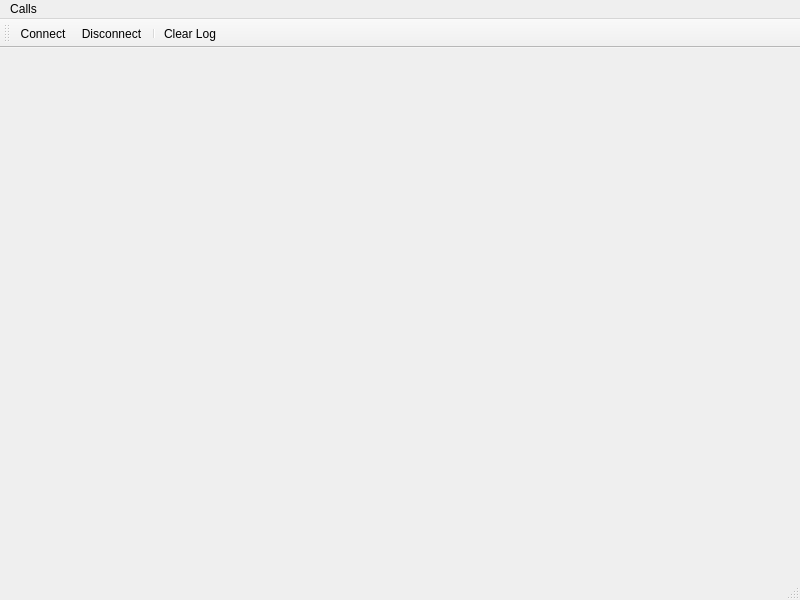
Old version of the form src/main/cannabus_control.ui in the repository Clever0ne/CannabusControl.
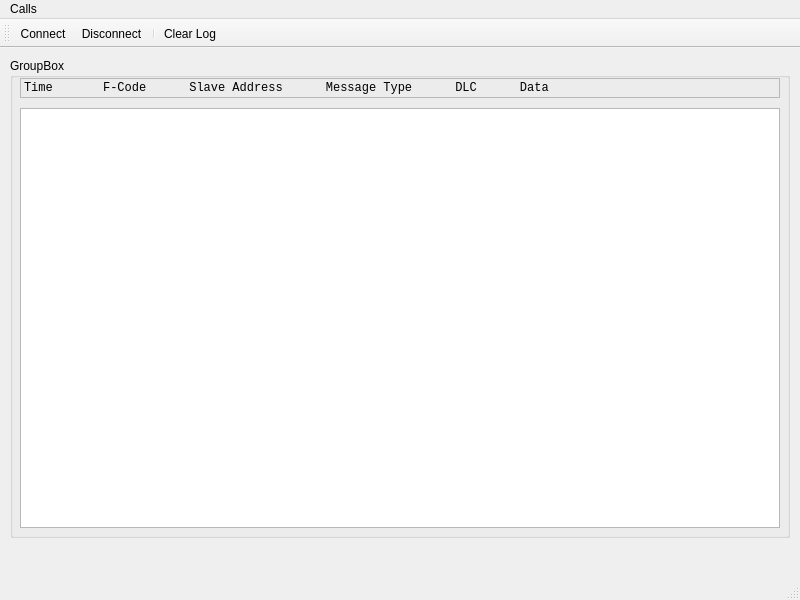
New version of the form. Icons and pictures are not drawn.

Commit message: Закончил диалоговое окно подключения к адаптеру, начинаю работу над окном лога.

```diff
--- a/src/main/cannabus_control.ui
+++ b/src/main/cannabus_control.ui
@@ -27,6 +27,50 @@
      <string/>
     </property>
    </widget>
+   <widget class="QGroupBox" name="groupBox">
+    <property name="geometry">
+     <rect>
+      <x>10</x>
+      <y>10</y>
+      <width>780</width>
+      <height>480</height>
+     </rect>
+    </property>
+    <property name="title">
+     <string>GroupBox</string>
+    </property>
+    <widget class="QLabel" name="label">
+     <property name="geometry">
+      <rect>
+       <x>10</x>
+       <y>20</y>
+       <width>760</width>
+       <height>20</height>
+      </rect>
+     </property>
+     <property name="font">
+      <font>
+       <family>Courier New</family>
+      </font>
+     </property>
+     <property name="frameShape">
+      <enum>QFrame::StyledPanel</enum>
+     </property>
+     <property name="text">
+      <string>Time       F-Code      Slave Address      Message Type      DLC      Data </string>
+     </property>
+    </widget>
+    <widget class="QTextEdit" name="textEdit">
+     <property name="geometry">
+      <rect>
+       <x>10</x>
+       <y>50</y>
+       <width>760</width>
+       <height>420</height>
+      </rect>
+     </property>
+    </widget>
+   </widget>
   </widget>
   <widget class="QMenuBar" name="menuBar">
    <property name="geometry">
```
Left out of the diff: 29 changed lines with no effect on the pictures. The commit also changes 7 other files.
